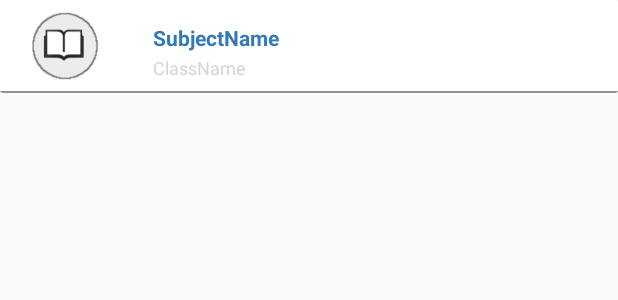
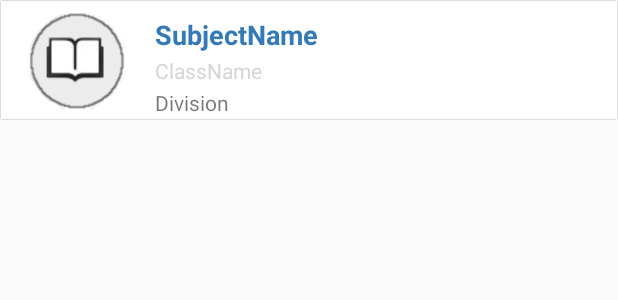
Before and after one commit to swapnilp/eracord_mobile, an Android app: the layout class_item.xml on its own in the app's theme, with its tools: preview values and no code run, on a phone screen of 412 x 824 dp. Shown: the top 300 px of the screen. Run offline under Robolectric (Android 15) with nearby library versions, the phone set to English and light mode, and no system bars; network calls fail.

Commit message:
UI Changes

```diff
--- a/app/src/main/java/com/example/vidhiraj/sample/ClassAdapter.java
+++ b/app/src/main/java/com/example/vidhiraj/sample/ClassAdapter.java
@@ -25,6 +25,7 @@ public class ClassAdapter extends RecyclerView.Adapter<ClassAdapter.MyViewHolder
         TextView textViewName;
         TextView textViewId;
         TextView textViewVersion;
+        TextView division;
         ImageView imageViewIcon;
         private Context context = null;
 
@@ -34,6 +35,7 @@ public class ClassAdapter extends RecyclerView.Adapter<ClassAdapter.MyViewHolder
             this.textViewName = (TextView) itemView.findViewById(R.id.textViewName);
             this.textViewId = (TextView) itemView.findViewById(R.id.textViewid);
             this.textViewVersion = (TextView) itemView.findViewById(R.id.textViewVersion);
+            this.division = (TextView) itemView.findViewById(R.id.division);
             this.imageViewIcon = (ImageView) itemView.findViewById(R.id.imageView);
             itemView.setOnClickListener(new View.OnClickListener() {
                 @Override
@@ -62,9 +64,11 @@ public class ClassAdapter extends RecyclerView.Adapter<ClassAdapter.MyViewHolder
         TextView textViewName = holder.textViewName;
         TextView textViewId = holder.textViewId;
         TextView textViewVersion = holder.textViewVersion;
+        TextView division = holder.division;
         ImageView imageView = holder.imageViewIcon;
         textViewName.setText(dataSet.get(position).getSubject());
         textViewVersion.setText(dataSet.get(position).getName());
+        division.setText(dataSet.get(position).getDivision());
         textViewId.setText(Integer.toString(dataSet.get(position).getId()));
         imageView.setImageResource(dataSet.get(position).getImage());
     }
--- a/app/src/main/java/com/example/vidhiraj/sample/ClassData.java
+++ b/app/src/main/java/com/example/vidhiraj/sample/ClassData.java
@@ -4,22 +4,20 @@ package com.example.vidhiraj.sample;
  * Created by vidhiraj on 10-08-2016.
  */
 public class ClassData {
-   public String name;
+    public String name;
     public String subject;
-   public  int image;
+    public String division;
+    public  int image;
     public int id;
 
+    public ClassData()
+    { }
 
-
-    public ClassData()
-    {
-
-
-    }
-    public ClassData(String name, String subject,int image,int id) {
+    public ClassData(String name, String subject,int image,int id, String division) {
         this.name = name;
         this.subject = subject;
         this.image=image;
+        this.division = division;
         this.id=id;
     }
 
@@ -52,4 +50,10 @@ public class ClassData {
         this.id = id;
     }
 
+    public String getDivision() {
+        return division;
+    }
+    public void setDivision(String division) {
+        this.division = division;
+    }
 }
--- a/app/src/main/java/com/example/vidhiraj/sample/UserAdapter.java
+++ b/app/src/main/java/com/example/vidhiraj/sample/UserAdapter.java
@@ -22,6 +22,7 @@ public class UserAdapter extends RecyclerView.Adapter<UserAdapter.MyViewHolder>
 
         TextView textViewName;
         TextView textViewVersion;
+        TextView division;
         ImageView imageViewIcon;
         private Context context = null;
 
@@ -30,6 +31,7 @@ public class UserAdapter extends RecyclerView.Adapter<UserAdapter.MyViewHolder>
             context = itemView.getContext();
             this.textViewName = (TextView) itemView.findViewById(R.id.textViewName);
             this.textViewVersion = (TextView) itemView.findViewById(R.id.textViewVersion);
+            this.division = (TextView) itemView.findViewById(R.id.division);
             this.imageViewIcon = (ImageView) itemView.findViewById(R.id.imageView);
             itemView.setOnClickListener(new View.OnClickListener() {
                 @Override
@@ -60,10 +62,12 @@ public class UserAdapter extends RecyclerView.Adapter<UserAdapter.MyViewHolder>
     public void onBindViewHolder(MyViewHolder holder, int position) {
         TextView textViewName = holder.textViewName;
         TextView textViewVersion = holder.textViewVersion;
+        TextView division = holder.division;
         ImageView imageView = holder.imageViewIcon;
 
         textViewName.setText(dataSet.get(position).getName());
         textViewVersion.setText(dataSet.get(position).getSubject());
+        division.setText(dataSet.get(position).getDivision());
         imageView.setImageResource(dataSet.get(position).getImage());
     }
 
--- a/app/src/main/res/drawable/divider.xml
+++ b/app/src/main/res/drawable/divider.xml
@@ -1,4 +1,11 @@
-<shape xmlns:android="http://schemas.android.com/apk/res/android" >
-    <size android:height="1dp"/>
-    <solid android:color="#909497"/>
-</shape>
+<?xml version="1.0" encoding="utf-8"?>
+<layer-list xmlns:android="http://schemas.android.com/apk/res/android" >
+<item android:top="0dp" android:bottom="0dp">
+    <shape
+        android:shape="rectangle">
+        <stroke android:width="0.3dp" android:color="#DCDCDC" />
+        <solid android:color="#FFFFFF" />
+    </shape>
+</item>
+
+</layer-list>
--- a/app/src/main/res/layout/class_item.xml
+++ b/app/src/main/res/layout/class_item.xml
@@ -17,26 +17,20 @@
 
 
         <LinearLayout
-            android:layout_width="match_parent"
-            android:orientation="vertical"
-            android:layout_height="62dp"
-            android:showDividers="end"
-            android:divider="@drawable/divider">
-
-        </LinearLayout>
-
-        <LinearLayout
             android:orientation="horizontal"
             android:layout_width="match_parent"
-            android:layout_height="match_parent">
+            android:layout_height="80dp"
+            android:divider="@drawable/divider"
+            android:showDividers="beginning|middle|end"
+            android:elevation="2dp">
 
             <ImageView
                 android:id="@+id/imageView"
                 android:tag="image_tag"
-                android:layout_height="45dp"
+                android:layout_height="65dp"
                 android:src="@drawable/class_circle"
                 android:layout_weight="0.15"
-                android:layout_width="60dp"
+                android:layout_width="80dp"
                 android:layout_marginTop="8dp"
                 android:elevation="1dp"
                 android:layout_marginLeft="20dp"
@@ -53,13 +47,12 @@
                     android:layout_width="match_parent"
                     android:layout_height="wrap_content"
                     android:layout_gravity="center_horizontal"
-                    android:layout_marginTop="10dp"
+                    android:layout_marginTop="5dp"
                     android:textStyle="bold"
                     android:textColor="@color/colorAccent"
                     android:text="SubjectName"
                     android:textAppearance="?android:attr/textAppearanceLarge"
-                    android:layout_marginLeft="10dp"
-                    android:textSize="14sp"
+                    android:textSize="18sp"
                     android:paddingTop="5dp"
                     android:fontFamily="sans-serif"
                     android:textAllCaps="false" />
@@ -72,11 +65,18 @@
                     android:textColor="@color/bb_inActiveBottomBarItemColor"
                     android:text="ClassName"
                     android:textAppearance="?android:attr/textAppearanceMedium"
-                    android:layout_marginLeft="10dp"
-                    android:paddingBottom="9dp"
                     android:paddingRight="10dp"
-                    android:textSize="12sp"
+                    android:textSize="14sp"
+                    android:layout_marginTop="2dp"
+                    android:textAlignment="textStart" />
+
+                <TextView
+                    android:text="Division"
+                    android:layout_width="match_parent"
+                    android:layout_height="wrap_content"
+                    android:id="@+id/division"
                     android:layout_marginTop="2dp" />
+
                 <TextView
                     android:id="@+id/textViewid"
                     android:layout_width="wrap_content"
@@ -90,7 +90,15 @@
 
 
             </LinearLayout>
+
         </LinearLayout>
+
+        <TextView
+            android:layout_width="match_parent"
+            android:layout_height="match_parent"
+            android:id="@+id/textView3"
+            android:background="@drawable/divider"
+            android:textSize="24sp" />
 
     </android.support.v7.widget.CardView>
 
```
